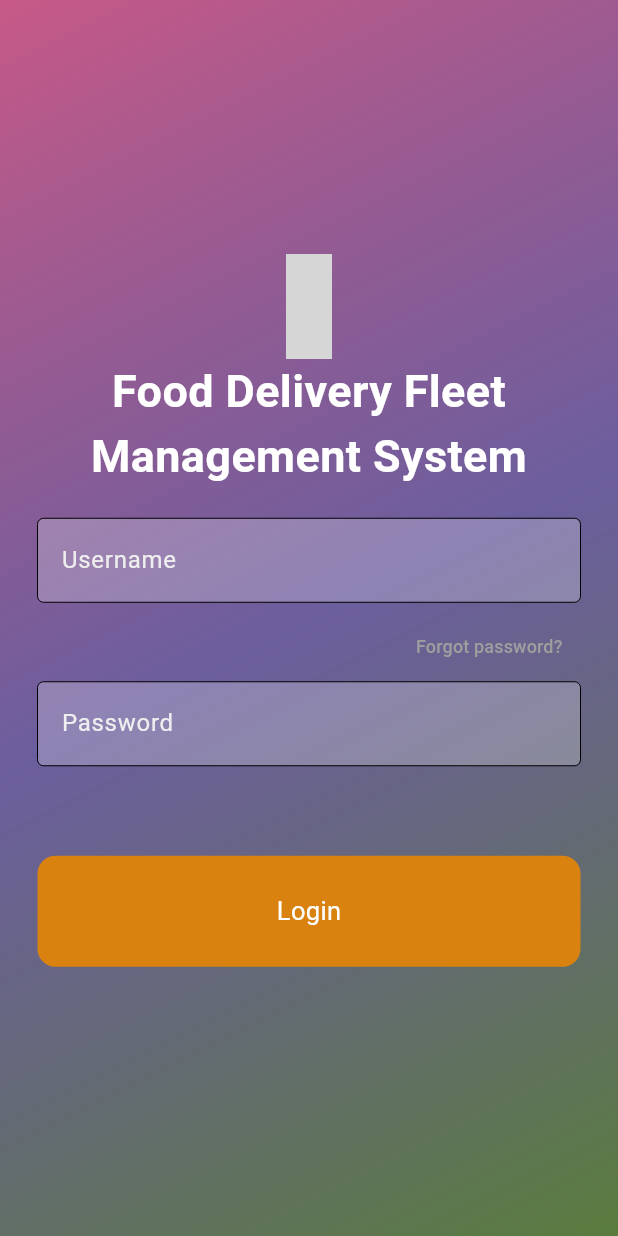
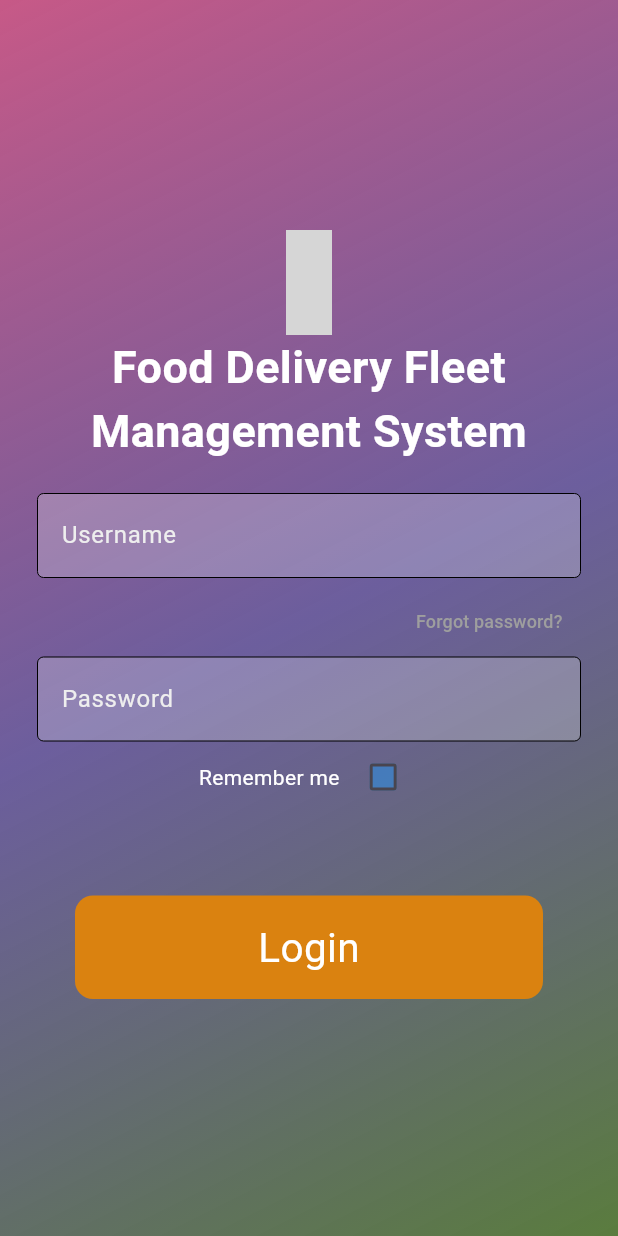
Before and after one commit to Vercixxx/fdfms_app, a Flutter app: the screen it shows after launch, on a phone screen of 412 x 824 dp. Run offline on Flutter 3.47's test engine with Material 3 defaults, Android fonts, the phone set to English and light mode, and no system bars; our stand-ins replace get, get_storage, material_design_icons_flutter, shared_preferences; generated files the repository leaves out were written again; grey boxes are pictures that could not be loaded.

Commit message:
Update UI and add storage functionality. Added remember me checkbox with logic, that saves user data and remember me checkbox state.

```diff
--- a/lib/components/login_button.dart
+++ b/lib/components/login_button.dart
@@ -13,8 +13,8 @@ class LoginButton extends StatelessWidget {
     return GestureDetector(
       onTap: onTap,
       child: Container(
-        padding: const EdgeInsets.all(25),
-        margin: const EdgeInsets.symmetric(horizontal: 25, vertical: 10),
+        padding: const EdgeInsets.all(15),
+        margin: const EdgeInsets.symmetric(horizontal: 50, vertical: 5),
         decoration: BoxDecoration(
           color: Color.fromARGB(255, 218, 130, 16),
           borderRadius: BorderRadius.circular(12),
@@ -24,7 +24,7 @@ class LoginButton extends StatelessWidget {
             'Login',
             style: TextStyle(
               color: Colors.white,
-              fontSize: 17,
+              fontSize: 27,
             ),
           ),
         ),
--- /dev/null
+++ b/lib/components/remember_me.dart
@@ -0,0 +1,45 @@
+import 'package:flutter/material.dart';
+
+class RememberMeCheckbox extends StatefulWidget {
+  final ValueChanged<bool> onChanged;
+  final bool initialValue;
+  const RememberMeCheckbox(
+      {super.key, required this.onChanged, this.initialValue = false});
+
+  @override
+  State<RememberMeCheckbox> createState() => _RememberMeCheckboxState();
+}
+
+class _RememberMeCheckboxState extends State<RememberMeCheckbox> {
+  bool isChecked = false;
+
+  @override
+  void initState() {
+    super.initState();
+    isChecked = widget.initialValue;
+  }
+
+  @override
+  Widget build(BuildContext context) {
+    return Checkbox(
+      fillColor:
+          MaterialStateProperty.resolveWith<Color>((Set<MaterialState> states) {
+        if (states.contains(MaterialState.disabled)) {
+          return Colors.orange.withOpacity(.32);
+        } else if (states.contains(MaterialState.selected)) {
+          return Colors.green;
+        }
+        return Color.fromARGB(123, 33, 149, 243);
+      }),
+      value: isChecked,
+      onChanged: (bool? value) {
+        setState(() {
+          isChecked = value ?? false;
+        });
+
+        // Call the callback
+        widget.onChanged(isChecked);
+      },
+    );
+  }
+}
--- a/lib/pages/login_page.dart
+++ b/lib/pages/login_page.dart
@@ -1,19 +1,46 @@
 import 'package:flutter/material.dart';
 import 'package:material_design_icons_flutter/material_design_icons_flutter.dart';
+import 'package:get_storage/get_storage.dart';
 
 import 'package:fdfms_app/components/login_input.dart';
 import 'package:fdfms_app/components/login_button.dart';
+import 'package:fdfms_app/components/remember_me.dart';
 
 import 'package:fdfms_app/scripts/login.dart';
 
 import 'main_page.dart';
 
-class LoginPage extends StatelessWidget {
-  LoginPage({super.key});
+class LoginPage extends StatefulWidget {
+  @override
+  _LoginPageState createState() => _LoginPageState();
+}
+
+class _LoginPageState extends State<LoginPage> {
+  // Checkbox value
+  bool isRememberMeChecked = false;
+
+  // Initialize storage
+  final storage = GetStorage();
+  String? username;
+  String? password;
 
   // Inputs controllers
   final usernameController = TextEditingController();
   final passwordController = TextEditingController();
+
+  @override
+  void initState() {
+    super.initState();
+
+    // Get values from storage
+    String? username = storage.read('username');
+    String? password = storage.read('password');
+
+    // Initialize text controllers with the values from storage
+    isRememberMeChecked = storage.read('isRememberMeChecked') ?? false;
+    usernameController.text = username ?? '';
+    passwordController.text = password ?? '';
+  }
 
   @override
   Widget build(BuildContext context) {
@@ -84,6 +111,27 @@ class LoginPage extends StatelessWidget {
               ),
               // Password
 
+              // Remember me
+              Row(
+                mainAxisAlignment: MainAxisAlignment.center,
+                children: <Widget>[
+                  const Text(
+                    'Remember me',
+                    style: TextStyle(color: Colors.white),
+                  ),
+                  const SizedBox(width: 5),
+                  RememberMeCheckbox(
+                    onChanged: (bool isChecked) {
+                      setState(() {
+                        isRememberMeChecked = isChecked;
+                      });
+                    },
+                    initialValue: isRememberMeChecked,
+                  ),
+                ],
+              ),
+              // Remember me
+
               const SizedBox(height: 50),
 
               // Button login
@@ -95,6 +143,20 @@ class LoginPage extends StatelessWidget {
                   );
 
                   if (loginSuccessfull) {
+                    if (isRememberMeChecked) {
+                      // Save the username and password and checkbox state
+                      storage.write('isRememberMeChecked', true);
+                      storage.write('username', usernameController.text);
+                      storage.write('password', passwordController.text);
+                      // Save the username and password and checkbox state
+                    } else {
+                      // Remove the username and password
+                      storage.remove('isRememberMeChecked');
+                      storage.remove('username');
+                      storage.remove('password');
+                      // Remove the username and password
+                    }
+
                     Navigator.push(
                       context,
                       MaterialPageRoute(builder: (context) => MainPage()),
--- a/pubspec.yaml
+++ b/pubspec.yaml
@@ -14,6 +14,8 @@ dependencies:
     sdk: flutter
   http: ^1.2.1
   shared_preferences: ^2.0.8
+  get: ^4.6.5
+  get_storage: ^2.1.1
   material_design_icons_flutter: 7.0.7296
   flutter_localizations:
     sdk: flutter
```
Also changed, not shown: lib/main.dart (+6 -4 lines), lib/pages/main_page.dart (+12 -5 lines), lib/pages/menu.dart (added, +43 -0 lines), pubspec.lock, 1 other file.
